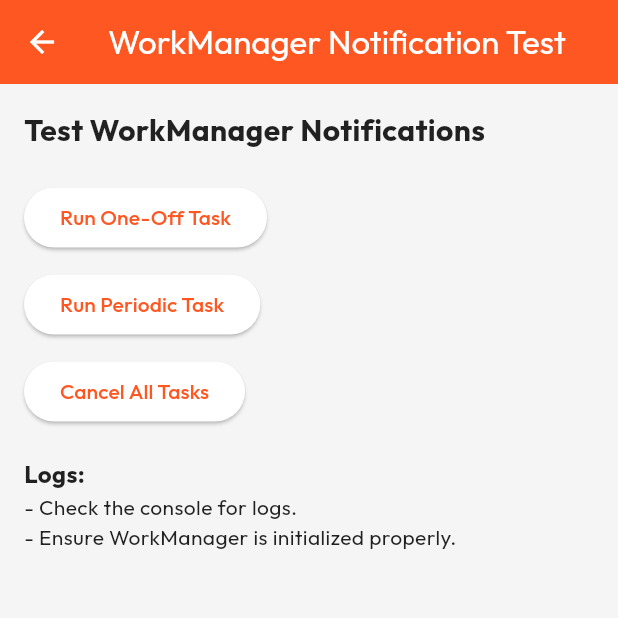
After one commit to YutsuriHisekawa/restaurant_dicoding, a Flutter app: the SettingScreen screen opened directly, after a tap on "Test WorkManager Notifications", on a phone screen of 412 x 824 dp, the top half of it. The commit adds this screen. Run offline on Flutter 3.47's test engine with Material 3 defaults, Android fonts, the phone set to English and light mode, and no system bars; our stand-ins replace flutter_local_notifications, flutter_timezone, lottie, shared_preferences, shimmer, sqflite and 1 more; missing offline and left inert: cuberto_bottom_bar, workmanager; accounts and stored records are empty; network calls fail.

Commit message:
Update Workmanager

```diff
--- a/lib/main.dart
+++ b/lib/main.dart
@@ -16,6 +16,7 @@ import 'package:restaurant_app/screens/favorite/favorite_screen.dart';
 import 'package:restaurant_app/service/local_notificaion_service.dart';
 import 'package:restaurant_app/service/http_service.dart';
 import 'package:restaurant_app/screens/provider/notification/reminder_provider.dart';
+import 'package:restaurant_app/service/workmanager_service.dart';
 
 void main() async {
   WidgetsFlutterBinding.ensureInitialized();
@@ -57,6 +58,9 @@ void main() async {
         ChangeNotifierProvider(create: (_) => ThemeProvider()),
         ChangeNotifierProvider(create: (_) => reminderProvider),
         Provider<LocalNotificationService>.value(value: notificationService),
+        Provider(
+          create: (context) => WorkmanagerService()..init(),
+        ),
       ],
       child: const MyApp(),
     ),
--- a/lib/screens/main/main_screen.dart
+++ b/lib/screens/main/main_screen.dart
@@ -53,7 +53,7 @@ class MainScreen extends StatelessWidget {
           } else if (value.indexBottomNavBar == 2) {
             return const SearchScreen();
           } else if (value.indexBottomNavBar == 3) {
-            return SettingScreen();
+            return const SettingScreen();
           } else {
             return const HomeScreen();
           }
--- a/lib/screens/setting/setting_screen.dart
+++ b/lib/screens/setting/setting_screen.dart
@@ -1,9 +1,10 @@
 import 'package:flutter/material.dart';
+import 'package:provider/provider.dart';
 import 'package:restaurant_app/screens/provider/notification/reminder_provider.dart';
 import 'package:restaurant_app/screens/setting/remider/reminder_notif.dart';
+import 'package:restaurant_app/screens/setting/workmanager/workmanager_notif.dart';
 import 'package:restaurant_app/widgets/lottie/lottie_loading.dart';
 import 'package:restaurant_app/screens/setting/notif_test.dart';
-import 'package:provider/provider.dart';
 
 class SettingScreen extends StatelessWidget {
   const SettingScreen({super.key});
@@ -27,19 +28,34 @@ class SettingScreen extends StatelessWidget {
         }
 
         // Tidak perlu lagi memanggil `Provider.of` di sini, karena sudah ada di dalam builder.
-        return const Scaffold(
+        return Scaffold(
           body: SingleChildScrollView(
-            padding: EdgeInsets.all(16.0),
+            padding: const EdgeInsets.all(16.0),
             child: Column(
               crossAxisAlignment: CrossAxisAlignment.start,
               children: [
                 // ReminderNotif Widget
-                Card(
+                const Card(
                   elevation: 4,
                   margin: EdgeInsets.only(bottom: 20),
                   child: ReminderNotif(),
                 ),
+
+                // NotifTestButton Widget
                 NotifTestButton(),
+
+                // Button untuk Navigasi ke WorkmanagerNotif
+                ElevatedButton(
+                  onPressed: () {
+                    Navigator.push(
+                      context,
+                      MaterialPageRoute(
+                        builder: (context) => const WorkmanagerNotif(),
+                      ),
+                    );
+                  },
+                  child: const Text("Test WorkManager Notifications"),
+                ),
               ],
             ),
           ),
--- /dev/null
+++ b/lib/screens/setting/workmanager/workmanager_notif.dart
@@ -0,0 +1,86 @@
+import 'package:flutter/material.dart';
+import 'package:provider/provider.dart';
+import 'package:restaurant_app/service/workmanager_service.dart';
+
+class WorkmanagerNotif extends StatelessWidget {
+  const WorkmanagerNotif({super.key});
+
+  @override
+  Widget build(BuildContext context) {
+    return Scaffold(
+      appBar: AppBar(
+        title: const Text("WorkManager Notification Test"),
+      ),
+      body: Padding(
+        padding: const EdgeInsets.all(16.0),
+        child: Column(
+          crossAxisAlignment: CrossAxisAlignment.start,
+          children: [
+            const Text(
+              "Test WorkManager Notifications",
+              style: TextStyle(fontSize: 20, fontWeight: FontWeight.bold),
+            ),
+            const SizedBox(height: 20),
+            ElevatedButton(
+              onPressed: () async {
+                // Jalankan tugas satu kali (One-Off Task)
+                await Provider.of<WorkmanagerService>(context, listen: false)
+                    .runOneOffTask();
+                ScaffoldMessenger.of(context).showSnackBar(
+                  const SnackBar(
+                    content: Text("One-Off Task has been scheduled!"),
+                  ),
+                );
+              },
+              child: const Text("Run One-Off Task"),
+            ),
+            const SizedBox(height: 10),
+            ElevatedButton(
+              onPressed: () async {
+                // Jalankan tugas periodik (Periodic Task)
+                await Provider.of<WorkmanagerService>(context, listen: false)
+                    .runPeriodicTask();
+                ScaffoldMessenger.of(context).showSnackBar(
+                  const SnackBar(
+                    content: Text("Periodic Task has been scheduled!"),
+                  ),
+                );
+              },
+              child: const Text("Run Periodic Task"),
+            ),
+            const SizedBox(height: 10),
+            ElevatedButton(
+              onPressed: () async {
+                // Batalkan semua tugas WorkManager
+                await Provider.of<WorkmanagerService>(context, listen: false)
+                    .cancelAllTask();
+                ScaffoldMessenger.of(context).showSnackBar(
+                  const SnackBar(
+                    content: Text("All tasks have been canceled!"),
+                  ),
+                );
+              },
+              child: const Text("Cancel All Tasks"),
+            ),
+            const SizedBox(height: 20),
+            const Text(
+              "Logs:",
+              style: TextStyle(fontSize: 16, fontWeight: FontWeight.bold),
+            ),
+            const Expanded(
+              child: SingleChildScrollView(
+                child: Column(
+                  crossAxisAlignment: CrossAxisAlignment.start,
+                  children: [
+                    Text("- Check the console for logs."),
+                    Text("- Ensure WorkManager is initialized properly."),
+                  ],
+                ),
+              ),
+            ),
+          ],
+        ),
+      ),
+    );
+  }
+}
--- /dev/null
+++ b/lib/service/workmanager_service.dart
@@ -0,0 +1,66 @@
+import 'dart:math';
+
+import 'package:restaurant_app/service/http_service.dart';
+import 'package:restaurant_app/static/workmanager.dart';
+import 'package:workmanager/workmanager.dart';
+
+@pragma(
+    'vm:entry-point') // Tambahkan ini agar WorkManager bisa menjalankan fungsi ini di background
+void callbackDispatcher() {
+  Workmanager().executeTask((task, inputData) async {
+    if (task == MyWorkmanager.oneOff.taskName ||
+        task == MyWorkmanager.oneOff.uniqueName ||
+        task == Workmanager.iOSBackgroundTask) {
+      print("inputData: $inputData");
+    } else if (task == MyWorkmanager.periodic.taskName) {
+      int randomNumber = Random().nextInt(100);
+      final httpService = HttpService();
+      final result = await httpService.getDataFromUrl(
+          "https://jsonplaceholder.typicode.com/posts/$randomNumber");
+      print("result: $result");
+    }
+
+    return Future.value(true);
+  });
+}
+
+class WorkmanagerService {
+  final Workmanager _workmanager;
+
+  WorkmanagerService([Workmanager? workmanager])
+      : _workmanager = workmanager ?? Workmanager();
+
+  Future<void> init() async {
+    await _workmanager.initialize(callbackDispatcher, isInDebugMode: true);
+  }
+
+  Future<void> runOneOffTask() async {
+    await _workmanager.registerOneOffTask(
+      MyWorkmanager.oneOff.uniqueName,
+      MyWorkmanager.oneOff.taskName,
+      constraints: Constraints(
+        networkType: NetworkType.connected,
+      ),
+      initialDelay: const Duration(seconds: 5),
+      inputData: {
+        "data": "This is a valid payload from oneoff task workmanager",
+      },
+    );
+  }
+
+  Future<void> runPeriodicTask() async {
+    await _workmanager.registerPeriodicTask(
+      MyWorkmanager.periodic.uniqueName,
+      MyWorkmanager.periodic.taskName,
+      frequency: const Duration(minutes: 1),
+      initialDelay: Duration.zero,
+      inputData: {
+        "data": "This is a valid payload from periodic task workmanager",
+      },
+    );
+  }
+
+  Future<void> cancelAllTask() async {
+    await _workmanager.cancelAll();
+  }
+}
--- /dev/null
+++ b/lib/static/workmanager.dart
@@ -0,0 +1,9 @@
+enum MyWorkmanager {
+  oneOff("task-identifier", "task-identifier"),
+  periodic("com.dicoding.notificationApp", "com.dicoding.notificationApp");
+
+  final String uniqueName;
+  final String taskName;
+
+  const MyWorkmanager(this.uniqueName, this.taskName);
+}
--- a/pubspec.yaml
+++ b/pubspec.yaml
@@ -26,6 +26,11 @@ dependencies:
   flutter_timezone: ^4.1.0
   timezone: ^0.10.0
   path_provider: ^2.1.5
+  workmanager:
+    git:
+      url: https://github.com/fluttercommunity/flutter_workmanager.git
+      path: workmanager
+      ref: main
 
 
 
```
Also changed, not shown: pubspec.lock.
